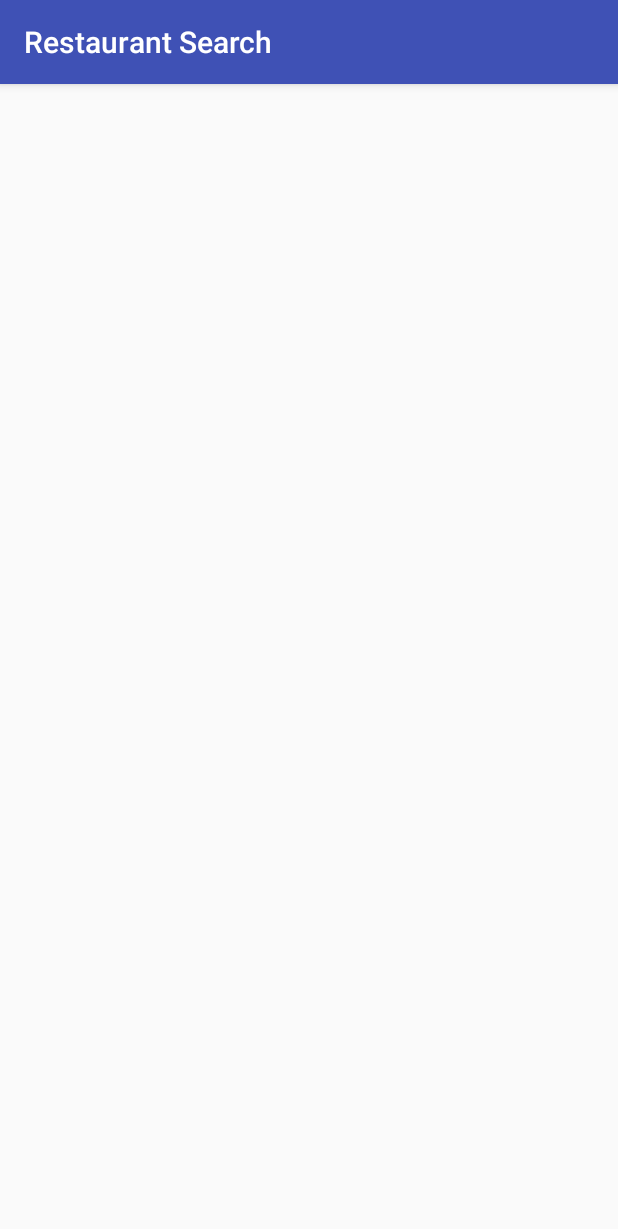
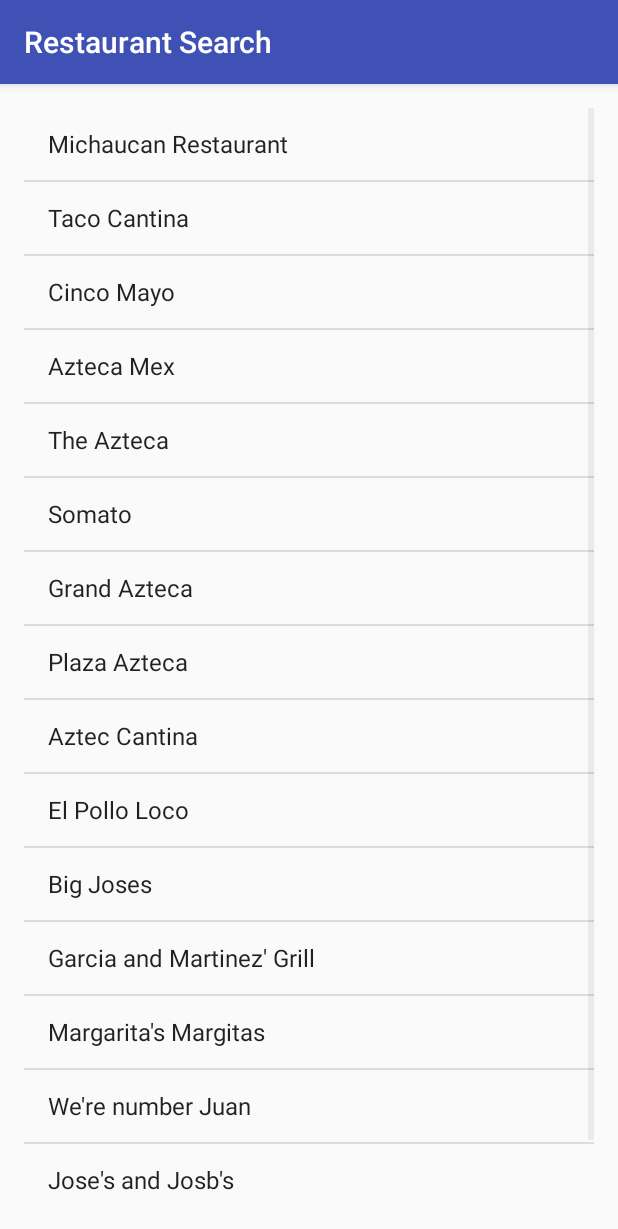
Before and after one commit to matthewchiang/restaurant-search, an Android app: the RestaurantSearch screen opened directly, with no data from a screen before it, on a phone screen of 412 x 824 dp. Shown: the top 1229 px of the screen. Run offline under Robolectric (Android 15) with nearby library versions, the phone set to English and light mode, and no system bars.

Commit message:
THIS WORKS GREAT! FAKE PAGE!

```diff
--- a/app/src/main/java/cosc150/restaurantsearch/RestaurantSearch.java
+++ b/app/src/main/java/cosc150/restaurantsearch/RestaurantSearch.java
@@ -2,6 +2,10 @@ package cosc150.restaurantsearch;
 
 import android.support.v7.app.AppCompatActivity;
 import android.os.Bundle;
+import android.widget.ArrayAdapter;
+import android.widget.ListView;
+
+import java.util.ArrayList;
 
 public class RestaurantSearch extends AppCompatActivity {
 
@@ -9,5 +13,20 @@ public class RestaurantSearch extends AppCompatActivity {
     protected void onCreate(Bundle savedInstanceState) {
         super.onCreate(savedInstanceState);
         setContentView(R.layout.activity_restaurant_search);
+
+        final ListView listview = (ListView) findViewById(R.id.listView);
+        String[] values = new String[]{"Michaucan Restaurant", "Taco Cantina",
+                "Cinco Mayo", "Azteca Mex", "The Azteca", "Somato", "Grand Azteca",
+                "Plaza Azteca", "Aztec Cantina" , "El Pollo Loco", "Big Joses",
+                "Garcia and Martinez' Grill", "Margarita's Margitas",
+                "We're number Juan", "Jose's and Josb's" , "Grill and Steak"};
+
+        final ArrayList<String> list = new ArrayList<String>();
+        for (int i = 0; i < values.length; ++i) {
+            list.add(values[i]);
+        }
+        final ArrayAdapter adapter = new ArrayAdapter(this,
+                android.R.layout.simple_list_item_1, list);
+        listview.setAdapter(adapter);
     }
 }
--- a/app/src/main/res/layout/activity_restaurant_search.xml
+++ b/app/src/main/res/layout/activity_restaurant_search.xml
@@ -9,4 +9,11 @@
     android:paddingTop="@dimen/activity_vertical_margin"
     tools:context="cosc150.restaurantsearch.RestaurantSearch">
 
+    <ListView
+        android:layout_width="wrap_content"
+        android:layout_height="wrap_content"
+        android:id="@+id/listView"
+        android:layout_alignParentLeft="true"
+        android:layout_alignParentStart="true"
+        android:layout_alignParentTop="true" />
 </RelativeLayout>
```
